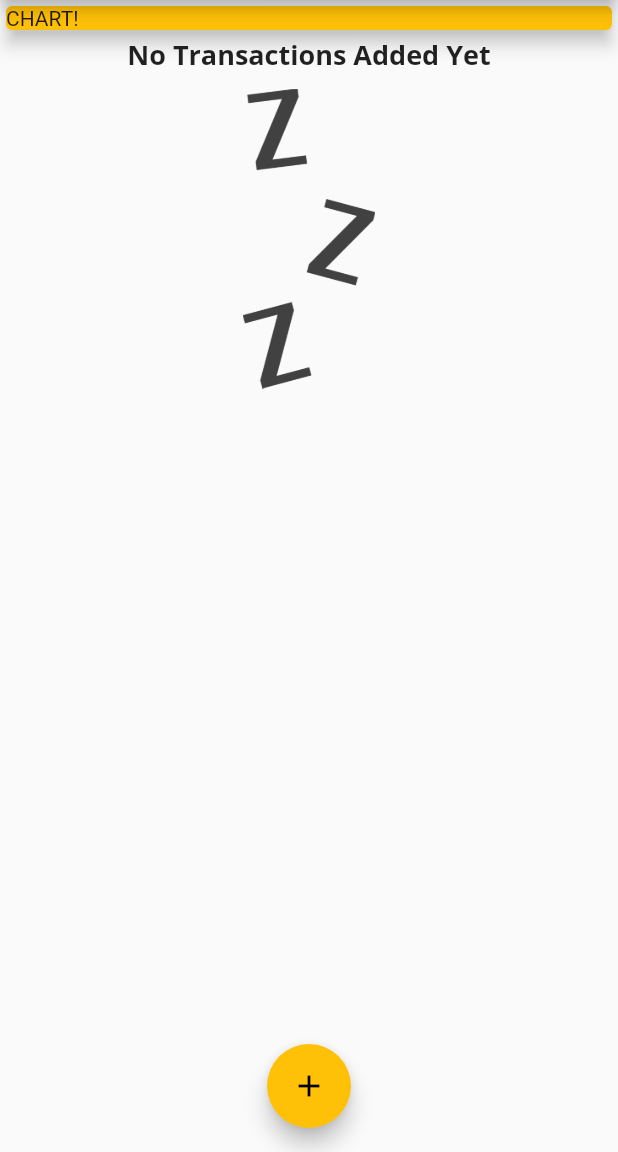
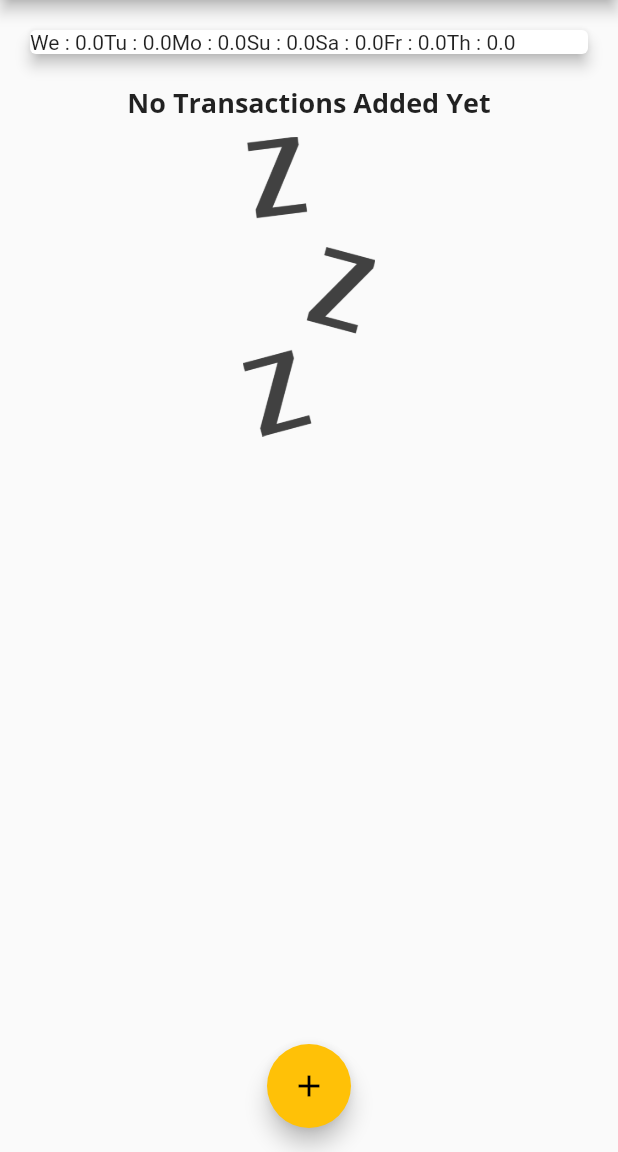
Before and after one commit to 9920261995/ExampleRepoNew, a Flutter app: the screen it shows after launch, on a phone screen of 412 x 824 dp, the part 84-1236 px from its top. Run offline on Flutter 3.47's test engine with Material 2 defaults, Android fonts, the phone set to English and light mode, and no system bars.

Commit message:
Chart bars changes with added list of Transaction

```diff
--- a/expense_planner/lib/main.dart
+++ b/expense_planner/lib/main.dart
@@ -1,7 +1,9 @@
 import 'package:flutter/material.dart';
+import 'package:flutter_complete_guide/widgets/chart.dart';
 import 'package:flutter_complete_guide/widgets/transaction_list.dart';
 import './Model/transaction.dart';
 import './widgets/new_transaction.dart';
+import './widgets/chart.dart';
 
 void main() => runApp(MyApp());
 
@@ -57,6 +59,16 @@ class _MyHomePageState extends State<MyHomePage> {
     // ),
   ];
 
+  List<Transaction> get _recentTransactions{
+    return _userTransactions.where((tx){
+      return tx.date.isAfter(
+        DateTime.now().subtract(
+          Duration(days: 7)
+          )
+          );
+    }).toList();
+  }
+
   void _addNewTransaction(String txTitle, double txAmount) {
     final newTx = Transaction(
       title: txTitle,
@@ -94,14 +106,8 @@ class _MyHomePageState extends State<MyHomePage> {
           // mainAxisAlignment: MainAxisAlignment.start,
           crossAxisAlignment: CrossAxisAlignment.stretch,
           children: <Widget>[
-            Container(
-              width: double.infinity,
-              child: Card(
-                color: Theme.of(context).accentColor,
-                child: Text('CHART!'),
-                elevation: 5,
-              ),
-            ),
+            Chart(_recentTransactions),
+
             TransactionList(_userTransactions),
 
           ],
--- a/expense_planner/lib/widgets/chart.dart
+++ b/expense_planner/lib/widgets/chart.dart
@@ -7,32 +7,45 @@ class Chart extends StatelessWidget {
 
   Chart(this.recentTransactions);
 
-  // List <Map<String,Object>> get groupedTransactionValues{
-  //   return List.generate(7, (index){
-  //     final weekDay = DateTime.now().subtract(Duration(days:index),);
-  //     double totalSum;
-  //     for(var i = 0;i < recentTransactions.length; i++){
-  //       if(recentTransactions[i].date.day == weekDay.day)
+  List <Map<String,Object>> get groupedTransactionValues{
+    return List.generate(7, (index){
+      final weekDay = DateTime.now().subtract(Duration(days: index));
 
-  //     } 1
+      var totalSum = 0.0;
 
+      for (var i = 0 ;i < recentTransactions.length; i++) {
+        if (recentTransactions[i].date.day == weekDay.day &&
+            recentTransactions[i].date.month == weekDay.month &&
+            recentTransactions[i].date.year == weekDay.year){
+              totalSum += recentTransactions[i].amount;
 
-  //     return{
-  //       'day':DateFormat.E(weekDay)
-  //       'amount':9.99
-  //     };
-  //   });
-  // }
+         }
+
+      }
+
+      print(DateFormat.E().format(weekDay));
+      print(totalSum);
+
+      return{
+        'day':DateFormat.E().format(weekDay).substring(0,2),
+        'amount':totalSum,
+      };
+    });
+  }
 
   @override
   Widget build(BuildContext context) {
+    print(groupedTransactionValues);
     return Card(
       elevation: 4,
       margin: EdgeInsets.all(20),
       child: Row(
-        children: <Widget>[
-          // C
-        ],
+        children: groupedTransactionValues.map((data){
+          return Text('${data['day']} : ${data['amount']}');
+        }).toList()
+
+
+        ,
       ),
 
     );
```
Also changed, not shown: expense_planner/lib/widgets/chart_bars.dart (added, +46 -0 lines).
